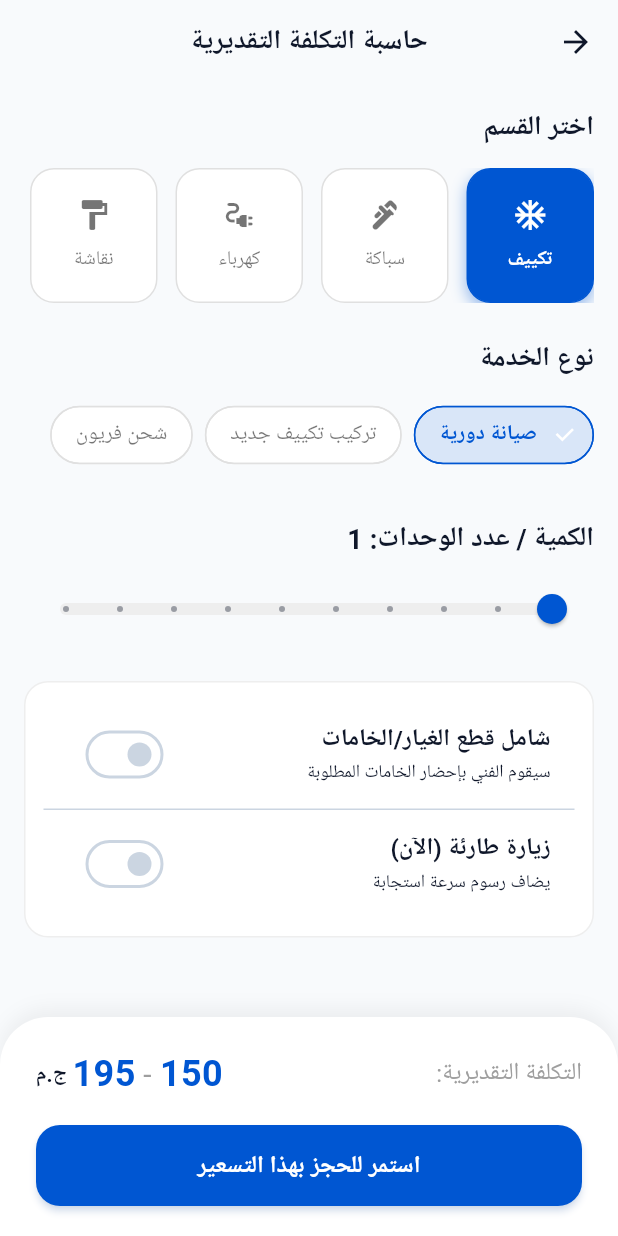
After one commit to zvinn/fixsy-flutter, a Flutter app: the PriceEstimatorScreen screen opened by its route, on a phone screen of 412 x 824 dp. The commit adds this screen. Run offline on Flutter 3.47's test engine with Material 3 defaults, Android fonts, the phone set to English and light mode, and no system bars; drawn by our look-alikes of flutter_animate; our stand-ins replace avatar_glow, cached_network_image, cloud_firestore, connectivity_plus, dio, firebase_analytics and 21 more; accounts and stored records are empty; network calls fail; Roboto replaces fonts that are missing (Cairo); project files that could hold a hidden picture were left out.

Commit message:
feat: add interactive price estimator screen (حاسبة التكلفة)
- Created PriceEstimatorScreen with dynamic price calculation
- Added routing for PriceEstimatorScreen
- Added navigation card in HomeScreen under 'اكتشف المزيد'

```diff
--- /dev/null
+++ b/lib/presentation/screens/client/price_estimator_screen.dart
@@ -0,0 +1,336 @@
+import 'package:flutter/material.dart';
+import 'package:flutter_animate/flutter_animate.dart';
+import '../../../core/theme/app_theme.dart';
+
+class PriceEstimatorScreen extends StatefulWidget {
+  const PriceEstimatorScreen({super.key});
+
+  @override
+  State<PriceEstimatorScreen> createState() => _PriceEstimatorScreenState();
+}
+
+class _PriceEstimatorScreenState extends State<PriceEstimatorScreen> {
+  int _selectedCategoryIndex = 0;
+  int _selectedServiceIndex = 0;
+  double _quantity = 1;
+  bool _includeMaterials = false;
+  bool _urgent = false;
+
+  final List<Map<String, dynamic>> _categories = [
+    {'name': 'تكييف', 'icon': Icons.ac_unit, 'basePrice': 150},
+    {'name': 'سباكة', 'icon': Icons.plumbing, 'basePrice': 100},
+    {'name': 'كهرباء', 'icon': Icons.electrical_services, 'basePrice': 120},
+    {'name': 'نقاشة', 'icon': Icons.format_paint, 'basePrice': 200},
+  ];
+
+  final Map<int, List<Map<String, dynamic>>> _services = {
+    0: [
+      {'name': 'صيانة دورية', 'multiplier': 1.0},
+      {'name': 'تركيب تكييف جديد', 'multiplier': 2.5},
+      {'name': 'شحن فريون', 'multiplier': 1.5},
+    ],
+    1: [
+      {'name': 'تصليح تسريب', 'multiplier': 1.0},
+      {'name': 'تأسيس حمام', 'multiplier': 4.0},
+      {'name': 'تغيير خلاط', 'multiplier': 0.8},
+    ],
+    2: [
+      {'name': 'تصليح قفلة', 'multiplier': 1.2},
+      {'name': 'تأسيس شقة', 'multiplier': 8.0},
+      {'name': 'تركيب نجف', 'multiplier': 0.5},
+    ],
+    3: [
+      {'name': 'دهان غرفة', 'multiplier': 1.0},
+      {'name': 'تشطيب شقة', 'multiplier': 10.0},
+    ],
+  };
+
+  double get _estimatedMinPrice {
+    final base = _categories[_selectedCategoryIndex]['basePrice'] as int;
+    final multiplier = _services[_selectedCategoryIndex]![_selectedServiceIndex]['multiplier'] as double;
+
+    double total = base * multiplier * _quantity;
+    if (_includeMaterials) total += (total * 0.4); // Add 40% for materials avg
+    if (_urgent) total += 50; // Urgent fee
+
+    return total;
+  }
+
+  double get _estimatedMaxPrice {
+    return _estimatedMinPrice * 1.3; // +30% for max range
+  }
+
+  @override
+  Widget build(BuildContext context) {
+    final isDark = Theme.of(context).brightness == Brightness.dark;
+
+    return Directionality(
+      textDirection: TextDirection.rtl,
+      child: Scaffold(
+        backgroundColor: isDark ? AppTheme.darkBackground : AppTheme.lightBackground,
+        appBar: AppBar(
+          title: const Text('حاسبة التكلفة التقديرية'),
+          centerTitle: true,
+          elevation: 0,
+          backgroundColor: Colors.transparent,
+          foregroundColor: isDark ? Colors.white : Colors.black,
+        ),
+        body: Column(
+          children: [
+            Expanded(
+              child: ListView(
+                padding: const EdgeInsets.all(16),
+                children: [
+                  // 1. Categories
+                  const Text('اختر القسم', style: TextStyle(fontWeight: FontWeight.bold, fontSize: 18)),
+                  const SizedBox(height: 12),
+                  SizedBox(
+                    height: 90,
+                    child: ListView.builder(
+                      scrollDirection: Axis.horizontal,
+                      itemCount: _categories.length,
+                      itemBuilder: (context, index) {
+                        final isSelected = _selectedCategoryIndex == index;
+                        return GestureDetector(
+                          onTap: () {
+                            setState(() {
+                              _selectedCategoryIndex = index;
+                              _selectedServiceIndex = 0; // Reset service
+                            });
+                          },
+                          child: AnimatedContainer(
+                            duration: const Duration(milliseconds: 300),
+                            width: 85,
+                            margin: const EdgeInsets.only(left: 12),
+                            decoration: BoxDecoration(
+                              color: isSelected ? AppTheme.primaryColor : (isDark ? AppTheme.darkCardColor : Colors.white),
+                              borderRadius: BorderRadius.circular(16),
+                              border: Border.all(
+                                color: isSelected ? AppTheme.primaryColor : (isDark ? Colors.white12 : Colors.grey.shade300),
+                              ),
+                              boxShadow: isSelected
+                                  ? [BoxShadow(color: AppTheme.primaryColor.withOpacity(0.4), blurRadius: 8, offset: const Offset(0, 4))]
+                                  : [],
+                            ),
+                            child: Column(
+                              mainAxisAlignment: MainAxisAlignment.center,
+                              children: [
+                                Icon(
+                                  _categories[index]['icon'] as IconData,
+                                  color: isSelected ? Colors.white : (isDark ? Colors.white70 : Colors.black54),
+                                ),
+                                const SizedBox(height: 8),
+                                Text(
+                                  _categories[index]['name'] as String,
+                                  style: TextStyle(
+                                    color: isSelected ? Colors.white : (isDark ? Colors.white70 : Colors.black54),
+                                    fontWeight: isSelected ? FontWeight.bold : FontWeight.normal,
+                                    fontSize: 13,
+                                  ),
+                                ),
+                              ],
+                            ),
+                          ),
+                        );
+                      },
+                    ),
+                  ).animate().fadeIn().slideX(),
+
+                  const SizedBox(height: 24),
+
+                  // 2. Services
+                  const Text('نوع الخدمة', style: TextStyle(fontWeight: FontWeight.bold, fontSize: 18)),
+                  const SizedBox(height: 12),
+                  Wrap(
+                    spacing: 8,
+                    runSpacing: 8,
+                    children: List.generate(
+                      _services[_selectedCategoryIndex]!.length,
+                      (index) {
+                        final isSelected = _selectedServiceIndex == index;
+                        return ChoiceChip(
+                          label: Text(_services[_selectedCategoryIndex]![index]['name'] as String),
+                          selected: isSelected,
+                          onSelected: (selected) {
+                            if (selected) setState(() => _selectedServiceIndex = index);
+                          },
+                          selectedColor: AppTheme.primaryColor.withOpacity(0.15),
+                          labelStyle: TextStyle(
+                            color: isSelected ? AppTheme.primaryColor : (isDark ? Colors.white70 : Colors.black54),
+                            fontWeight: isSelected ? FontWeight.bold : FontWeight.normal,
+                          ),
+                          shape: RoundedRectangleBorder(
+                            borderRadius: BorderRadius.circular(20),
+                            side: BorderSide(
+                              color: isSelected ? AppTheme.primaryColor : (isDark ? Colors.white12 : Colors.grey.shade300),
+                            ),
+                          ),
+                          backgroundColor: isDark ? AppTheme.darkCardColor : Colors.white,
+                        );
+                      },
+                    ),
+                  ).animate().fadeIn(delay: 100.ms),
+
+                  const SizedBox(height: 32),
+
+                  // 3. Quantity Slider
+                  Text(
+                    'الكمية / عدد الوحدات: ${_quantity.toInt()}',
+                    style: const TextStyle(fontWeight: FontWeight.bold, fontSize: 18),
+                  ),
+                  const SizedBox(height: 8),
+                  SliderTheme(
+                    data: SliderTheme.of(context).copyWith(
+                      activeTrackColor: AppTheme.primaryColor,
+                      inactiveTrackColor: isDark ? Colors.white12 : Colors.grey.shade200,
+                      thumbColor: AppTheme.primaryColor,
+                      overlayColor: AppTheme.primaryColor.withOpacity(0.2),
+                      trackHeight: 8,
+                    ),
+                    child: Slider(
+                      value: _quantity,
+                      min: 1,
+                      max: 10,
+                      divisions: 9,
+                      label: _quantity.toInt().toString(),
+                      onChanged: (val) => setState(() => _quantity = val),
+                    ),
+                  ).animate().fadeIn(delay: 200.ms),
+
+                  const SizedBox(height: 24),
+
+                  // 4. Toggles (Materials & Urgency)
+                  Container(
+                    padding: const EdgeInsets.all(12),
+                    decoration: BoxDecoration(
+                      color: isDark ? AppTheme.darkCardColor : Colors.white,
+                      borderRadius: BorderRadius.circular(16),
+                      border: Border.all(color: isDark ? Colors.white12 : Colors.grey.shade200),
+                    ),
+                    child: Column(
+                      children: [
+                        SwitchListTile(
+                          title: const Text('شامل قطع الغيار/الخامات', style: TextStyle(fontWeight: FontWeight.w600)),
+                          subtitle: const Text('سيقوم الفني بإحضار الخامات المطلوبة', style: TextStyle(fontSize: 12)),
+                          activeColor: AppTheme.primaryColor,
+                          value: _includeMaterials,
+                          onChanged: (val) => setState(() => _includeMaterials = val),
+                        ),
+                        const Divider(height: 1),
+                        SwitchListTile(
+                          title: const Text('زيارة طارئة (الآن)', style: TextStyle(fontWeight: FontWeight.w600)),
+                          subtitle: const Text('يضاف رسوم سرعة استجابة', style: TextStyle(fontSize: 12)),
+                          activeColor: Colors.redAccent,
+                          value: _urgent,
+                          onChanged: (val) => setState(() => _urgent = val),
+                        ),
+                      ],
+                    ),
+                  ).animate().fadeIn(delay: 300.ms).slideY(begin: 0.1, end: 0),
+
+                  const SizedBox(height: 40),
+                ],
+              ),
+            ),
+
+            // 5. Sticky Bottom Result Bar
+            Container(
+              padding: const EdgeInsets.symmetric(horizontal: 24, vertical: 20),
+              decoration: BoxDecoration(
+                color: isDark ? AppTheme.darkCardColor : Colors.white,
+                borderRadius: const BorderRadius.vertical(top: Radius.circular(32)),
+                boxShadow: [
+                  BoxShadow(
+                    color: Colors.black.withOpacity(0.05),
+                    blurRadius: 10,
+                    offset: const Offset(0, -5),
+                  )
+                ],
+              ),
+              child: SafeArea(
+                child: Column(
+                  children: [
+                    Row(
+                      mainAxisAlignment: MainAxisAlignment.spaceBetween,
+                      children: [
+                        const Text(
+                          'التكلفة التقديرية:',
+                          style: TextStyle(fontSize: 16, color: Colors.grey),
+                        ),
+                        // Animated Price Range
+                        Row(
+                          children: [
+                            TweenAnimationBuilder<double>(
+                              tween: Tween<double>(begin: 0, end: _estimatedMinPrice),
+                              duration: const Duration(milliseconds: 500),
+                              builder: (context, value, child) {
+                                return Text(
+                                  value.toInt().toString(),
+                                  style: const TextStyle(
+                                    fontSize: 24,
+                                    fontWeight: FontWeight.bold,
+                                    color: AppTheme.primaryColor,
+                                  ),
+                                );
+                              },
+                            ),
+                            const Text(' - ', style: TextStyle(fontSize: 20, color: Colors.grey)),
+                            TweenAnimationBuilder<double>(
+                              tween: Tween<double>(begin: 0, end: _estimatedMaxPrice),
+                              duration: const Duration(milliseconds: 500),
+                              builder: (context, value, child) {
+                                return Text(
+                                  value.toInt().toString(),
+                                  style: const TextStyle(
+                                    fontSize: 24,
+                                    fontWeight: FontWeight.bold,
+                                    color: AppTheme.primaryColor,
+                                  ),
+                                );
+                              },
+                            ),
+                            const SizedBox(width: 4),
+                            const Text('ج.م', style: TextStyle(fontWeight: FontWeight.bold)),
+                          ],
+                        ),
+                      ],
+                    ),
+                    const SizedBox(height: 16),
+                    SizedBox(
+                      width: double.infinity,
+                      height: 54,
+                      child: ElevatedButton(
+                        style: ElevatedButton.styleFrom(
+                          backgroundColor: AppTheme.primaryColor,
+                          foregroundColor: Colors.white,
+                          shape: RoundedRectangleBorder(
+                            borderRadius: BorderRadius.circular(16),
+                          ),
+                          elevation: 2,
+                        ),
+                        onPressed: () {
+                          // Handle booking logic based on estimate
+                          ScaffoldMessenger.of(context).showSnackBar(
+                            SnackBar(
+                              content: const Text('تم تحويل التسعير لشاشة الحجز بنجاح!'),
+                              backgroundColor: Colors.green.shade600,
+                              behavior: SnackBarBehavior.floating,
+                            ),
+                          );
+                        },
+                        child: const Text(
+                          'استمر للحجز بهذا التسعير',
+                          style: TextStyle(fontSize: 16, fontWeight: FontWeight.bold),
+                        ),
+                      ),
+                    )
+                  ],
+                ),
+              ),
+            ),
+          ],
+        ),
+      ),
+    );
+  }
+}
--- a/lib/presentation/screens/home/home_screen.dart
+++ b/lib/presentation/screens/home/home_screen.dart
@@ -375,6 +375,15 @@ class _HomeScreenState extends State<HomeScreen> with TickerProviderStateMixin {
                     children: [
                       _buildFeaturedCard(
                         context,
+                        title: 'حاسبة التكلفة',
+                        subtitle: 'احسب تسعيرتك',
+                        icon: Icons.calculate,
+                        color: Colors.green,
+                        onTap: () => Navigator.pushNamed(context, '/price-estimator'),
+                      ),
+                      const SizedBox(width: 16),
+                      _buildFeaturedCard(
+                        context,
                         title: 'متجر Fixsy',
                         subtitle: 'قطع غيار أصلية',
                         icon: Icons.storefront,
--- a/lib/routes/app_routes.dart
+++ b/lib/routes/app_routes.dart
@@ -31,6 +31,7 @@ import '../presentation/screens/technician/verification_screen.dart';
 import '../presentation/screens/store/store_screen.dart';
 import '../presentation/screens/contracts/contracts_screen.dart';
 import '../presentation/screens/technician/technician_profile_screen.dart';
+import '../presentation/screens/client/price_estimator_screen.dart';
 
 /// App Routes Configuration
 /// Centralized routing for the entire application
@@ -67,6 +68,7 @@ class AppRoutes {
   static const String store = '/store';
   static const String contracts = '/contracts';
   static const String techProfile = '/technician-profile';
+  static const String priceEstimator = '/price-estimator';
 
   // Route generator
   static Route<dynamic> generateRoute(RouteSettings routeSettings) {
@@ -208,6 +210,9 @@ class AppRoutes {
           ),
         );
 
+      case priceEstimator:
+        return MaterialPageRoute(builder: (_) => const PriceEstimatorScreen());
+
       default:
         return MaterialPageRoute(
           builder: (_) => Scaffold(
```
